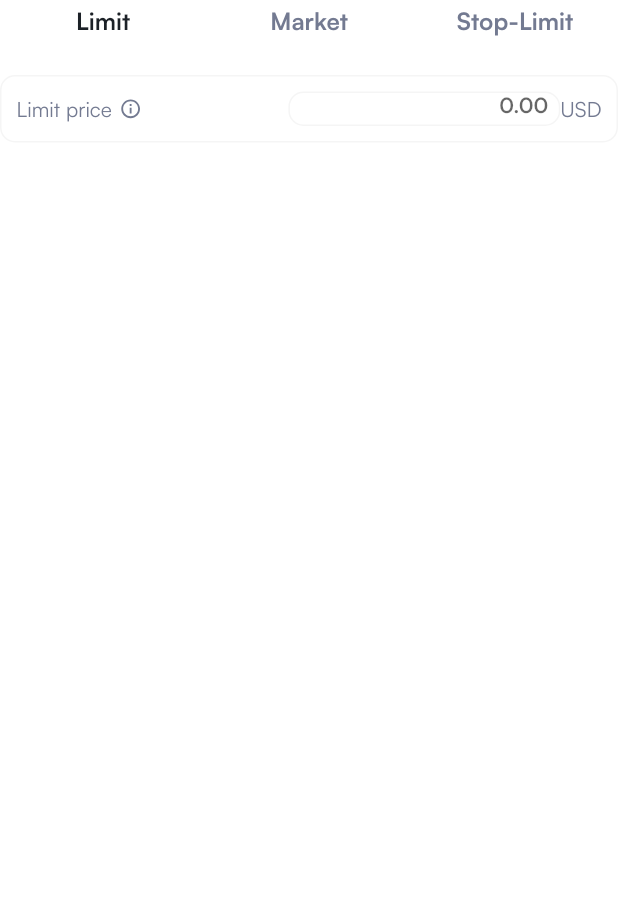
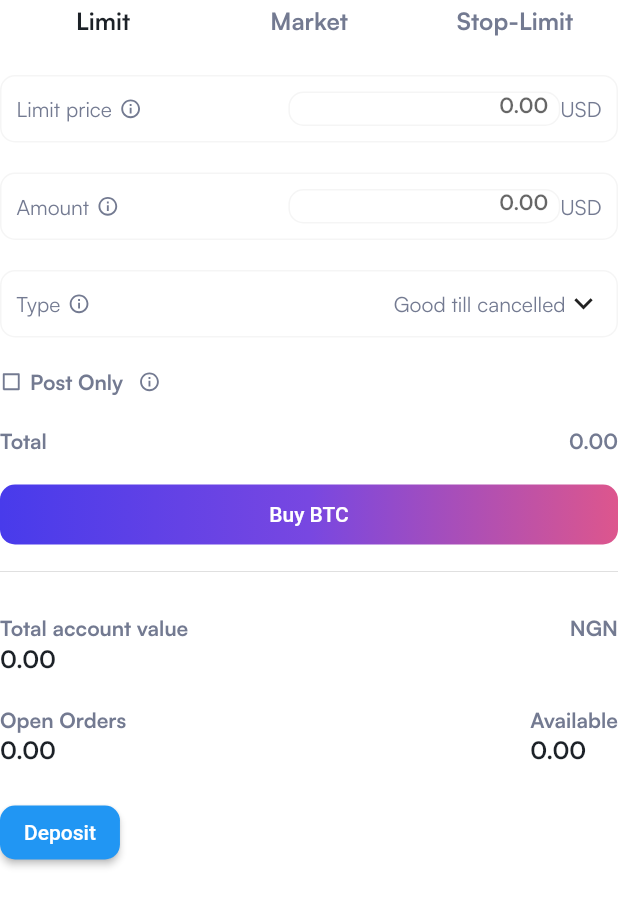
Before and after one commit to ndenisj/roqqu_test, a Flutter app: the BuyTabWidget widget shown alone on an empty page, opened directly, on a phone screen of 412 x 824 dp. Shown: the top 906 px of the screen. Run offline on Flutter 3.47's test engine with Material 2 defaults, Android fonts, the phone set to English and light mode, and no system bars; our stand-ins replace flutter_screenutil, flutter_svg, get, remixicon, shared_preferences; missing offline and left inert: candlestick_digiasset; accounts and stored records are empty; network calls fail.

Commit message:
completed bottom sheet ui

```diff
--- a/lib/screens/home/home.screen.dart
+++ b/lib/screens/home/home.screen.dart
@@ -139,7 +139,7 @@ class _HomeScreenState extends State<HomeScreen> with TickerProviderStateMixin {
       builder: (BuildContext context) {
         return Container(
           padding: const EdgeInsets.all(20),
-          height: Get.height * 0.7,
+          height: Get.height * 0.8,
           child: Column(
             children: [
               _buildBuySellTab(context),
--- a/lib/screens/home/widgets/buy_tab.widget.dart
+++ b/lib/screens/home/widgets/buy_tab.widget.dart
@@ -1,5 +1,6 @@
 import 'package:flutter/material.dart';
 import 'package:remixicon/remixicon.dart';
+import 'package:roqqu_test/styles/roqqu.colors.dart';
 import 'package:roqqu_test/styles/roqqu.theme.dart';
 
 class BuyTabWidget extends StatefulWidget {
@@ -31,11 +32,112 @@ class _BuyTabWidgetState extends State<BuyTabWidget>
       children: [
         _buildBuySubTab(context),
         const SizedBox(height: 20),
-        const Expanded(
+        Expanded(
           child: SingleChildScrollView(
             child: Column(
               children: [
-                BuySellTextFieldContainer(),
+                BuySellTextFieldContainer(title: 'Limit price'),
+                SizedBox(height: 20),
+                BuySellTextFieldContainer(title: 'Amount'),
+                SizedBox(height: 20),
+                BuySellTextFieldContainer(
+                  title: 'Type',
+                  showDropdown: true,
+                ),
+                SizedBox(height: 20),
+                Row(
+                  children: [
+                    Icon(
+                      Remix.checkbox_blank_line,
+                      size: 15,
+                      color: Theme.of(context).textTheme.bodyMedium!.color,
+                    ),
+                    SizedBox(width: 5),
+                    Text('Post Only'),
+                    SizedBox(width: 10),
+                    Icon(
+                      Remix.information_line,
+                      size: 15,
+                      color: Theme.of(context).textTheme.bodyMedium!.color,
+                    ),
+                  ],
+                ),
+                SizedBox(height: 20),
+                Row(
+                  mainAxisAlignment: MainAxisAlignment.spaceBetween,
+                  children: [
+                    Text('Total'),
+                    Text('0.00'),
+                  ],
+                ),
+                SizedBox(height: 20),
+                GradientButton(),
+                SizedBox(height: 10),
+                Divider(),
+                SizedBox(height: 20),
+                Row(
+                  mainAxisAlignment: MainAxisAlignment.spaceBetween,
+                  crossAxisAlignment: CrossAxisAlignment.start,
+                  children: [
+                    Column(
+                      crossAxisAlignment: CrossAxisAlignment.start,
+                      children: [
+                        Text('Total account value'),
+                        Text(
+                          '0.00',
+                          style: Theme.of(context).textTheme.bodyLarge,
+                        ),
+                      ],
+                    ),
+                    Text(
+                      'NGN',
+                      style: Theme.of(context).textTheme.bodyMedium,
+                    ),
+                  ],
+                ),
+                SizedBox(height: 20),
+                Row(
+                  mainAxisAlignment: MainAxisAlignment.spaceBetween,
+                  crossAxisAlignment: CrossAxisAlignment.start,
+                  children: [
+                    Column(
+                      crossAxisAlignment: CrossAxisAlignment.start,
+                      children: [
+                        Text('Open Orders'),
+                        Text(
+                          '0.00',
+                          style: Theme.of(context).textTheme.bodyLarge,
+                        ),
+                      ],
+                    ),
+                    Column(
+                      crossAxisAlignment: CrossAxisAlignment.start,
+                      children: [
+                        Text('Available'),
+                        Text(
+                          '0.00',
+                          style: Theme.of(context).textTheme.bodyLarge,
+                        ),
+                      ],
+                    ),
+                  ],
+                ),
+                SizedBox(height: 20),
+                Row(
+                  mainAxisAlignment: MainAxisAlignment.start,
+                  children: [
+                    ElevatedButton(
+                      style: ElevatedButton.styleFrom(
+                        shape: RoundedRectangleBorder(
+                          borderRadius: BorderRadius.circular(10.0),
+                        ),
+                      ),
+                      onPressed: () {},
+                      child: Text('Deposit'),
+                    ),
+                  ],
+                ),
+                SizedBox(height: 20),
               ],
             ),
           ),
@@ -70,8 +172,43 @@ class _BuyTabWidgetState extends State<BuyTabWidget>
   }
 }
 
+class GradientButton extends StatelessWidget {
+  const GradientButton({
+    super.key,
+  });
+
+  @override
+  Widget build(BuildContext context) {
+    return Container(
+      height: 40.0,
+      width: double.infinity,
+      decoration: BoxDecoration(
+        gradient: LinearGradient(colors: [
+          gradientColor1,
+          gradientColor2,
+          gradientColor3,
+        ]),
+        borderRadius: BorderRadius.circular(10),
+      ),
+      child: ElevatedButton(
+        onPressed: () {},
+        style: ElevatedButton.styleFrom(
+          backgroundColor: Colors.transparent,
+          shadowColor: Colors.transparent,
+        ),
+        child: Text('Buy BTC'),
+      ),
+    );
+  }
+}
+
 class BuySellTextFieldContainer extends StatelessWidget {
+  final String title;
+  final bool showDropdown;
+
   const BuySellTextFieldContainer({
+    required this.title,
+    this.showDropdown = false,
     super.key,
   });
 
@@ -92,7 +229,7 @@ class BuySellTextFieldContainer extends StatelessWidget {
             child: Row(
               children: [
                 Text(
-                  'Limit price',
+                  title,
                   style: Theme.of(context)
                       .textTheme
                       .bodyMedium!
@@ -107,7 +244,26 @@ class BuySellTextFieldContainer extends StatelessWidget {
               ],
             ),
           ),
-          Expanded(
+          showDropdown
+              ? Expanded(
+                  child: Row(
+                    mainAxisAlignment: MainAxisAlignment.end,
+                    children: [
+                      Text(
+                        'Good till cancelled',
+                        style: Theme.of(context)
+                            .textTheme
+                            .bodyMedium!
+                            .copyWith(fontWeight: FontWeight.normal),
+                        textAlign: TextAlign.end,
+                      ),
+                      Icon(Remix.arrow_down_s_line),
+                    ],
+                  ),
+                )
+              : SizedBox(),
+          !showDropdown
+              ? Expanded(
                   child: TextFormField(
                     keyboardType: TextInputType.number,
                     style: Theme.of(context).textTheme.bodyMedium,
@@ -116,14 +272,17 @@ class BuySellTextFieldContainer extends StatelessWidget {
                       hintText: '0.00',
                     ),
                   ),
-          ),
-          Text(
+                )
+              : SizedBox(),
+          !showDropdown
+              ? Text(
                   'USD',
                   style: Theme.of(context)
                       .textTheme
                       .bodyMedium!
                       .copyWith(fontWeight: FontWeight.normal),
-          ),
+                )
+              : SizedBox(),
         ],
       ),
     );
```
Lines whose indentation alone changed are shown as unchanged.
